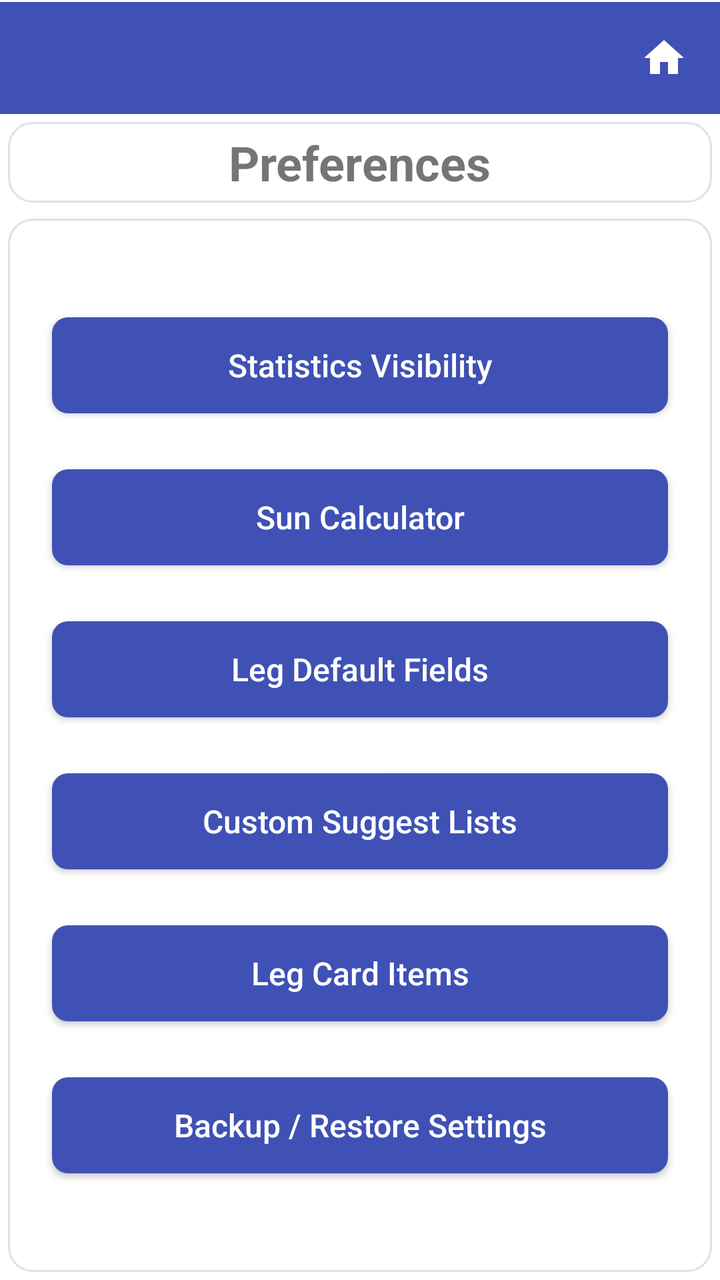
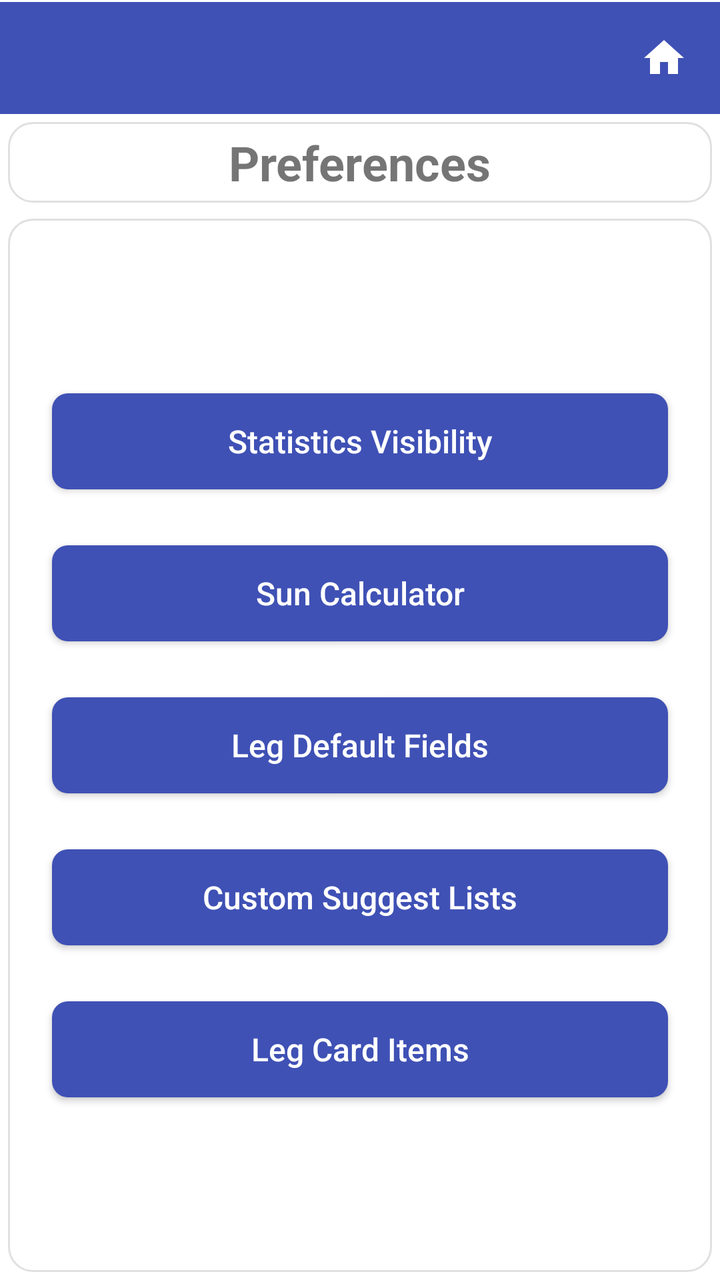

The first picture is an Android layout as it rendered before a commit; the second is the same layout after the commit. The layout source and the unified diff follow.
<!-- AndroidManifest.xml: application theme Theme.StripToLogbook.View -->
<!-- res/layout/activity_preferences.xml -->
<?xml version="1.0" encoding="utf-8"?>
<LinearLayout xmlns:android="http://schemas.android.com/apk/res/android"
    android:layout_width="match_parent"
    android:layout_height="match_parent"
    android:orientation="vertical">

    
    <include layout="@layout/view_app_toolbar" />

    
    <LinearLayout
        style="@style/Card.Surface"
        android:layout_width="match_parent"
        android:layout_height="wrap_content"
        android:autoSizeTextType="uniform"
        android:orientation="vertical"
        android:gravity="center">

        <TextView
            android:layout_width="wrap_content"
            android:layout_height="wrap_content"
            android:text="Preferences"
            android:textSize="24sp"
            android:textStyle="bold" />

    </LinearLayout>

    
    <LinearLayout
        style="@style/Card.Surface"
        android:layout_width="match_parent"
        android:layout_height="match_parent"
        android:orientation="vertical"
        android:padding="16dp"
        android:gravity="center">

        <Button
            android:id="@+id/btn_statistics_visibility"
            style="@style/PrimaryButtonStyle"
            android:layout_width="match_parent"
            android:layout_height="wrap_content"
            android:text="Statistics Visibility" />

        <Space android:layout_width="match_parent" android:layout_height="16dp" />

        <Button
            android:id="@+id/btn_sun_calculator"
            style="@style/PrimaryButtonStyle"
            android:layout_width="match_parent"
            android:layout_height="wrap_content"
            android:text="Sun Calculator" />

        <Space android:layout_width="match_parent" android:layout_height="16dp" />

        <Button
            android:id="@+id/btn_default_fields"
            style="@style/PrimaryButtonStyle"
            android:layout_width="match_parent"
            android:layout_height="wrap_content"
            android:text="Leg Default Fields" />

        <Space android:layout_width="match_parent" android:layout_height="16dp" />

        <Button
            android:id="@+id/btn_custom_lists"
            style="@style/PrimaryButtonStyle"
            android:layout_width="match_parent"
            android:layout_height="wrap_content"
            android:text="Custom Suggest Lists" />

        <Space android:layout_width="match_parent" android:layout_height="16dp" />

        <Button
            android:id="@+id/btn_leg_items"
            style="@style/PrimaryButtonStyle"
            android:layout_width="match_parent"
            android:layout_height="wrap_content"
            android:text="Leg Card Items" />

        <Space
            android:layout_width="match_parent"
            android:layout_height="16dp" />

        <Button
            android:id="@+id/btn_settings_backup"
            style="@style/PrimaryButtonStyle"
            android:layout_width="match_parent"
            android:layout_height="wrap_content"
            android:text="Backup / Restore Settings" />


        
        
        

    </LinearLayout>
</LinearLayout>
<!-- res/layout/view_app_toolbar.xml (included above) -->
<?xml version="1.0" encoding="utf-8"?>
<LinearLayout xmlns:android="http://schemas.android.com/apk/res/android"
    android:id="@+id/toolbar_container"
    android:layout_width="match_parent"
    android:layout_height="wrap_content"
    android:orientation="vertical"
    android:background="@color/colorPrimary">

    <View
        android:id="@+id/status_bar_spacer"
        android:layout_width="match_parent"
        android:layout_height="0dp"
        android:background="@color/colorPrimary" />

    <View
        android:layout_width="match_parent"
        android:layout_height="1dp"
        android:background="@color/surface" />

    <LinearLayout
        android:layout_width="match_parent"
        android:layout_height="wrap_content"
        android:orientation="horizontal"
        android:gravity="center_vertical"
        android:background="@color/colorPrimary">

        <androidx.appcompat.widget.Toolbar
            android:id="@+id/toolbar"
            style="@style/ToolbarStyle"
            android:layout_width="0dp"
            android:layout_height="wrap_content"
            android:layout_weight="1"
            android:background="@color/colorPrimary"
            android:minHeight="?attr/actionBarSize" />

        <ImageButton
            android:id="@+id/btn_home"
            android:layout_width="?attr/actionBarSize"
            android:layout_height="?attr/actionBarSize"
            android:background="?attr/selectableItemBackgroundBorderless"
            android:contentDescription="Home"
            android:src="@drawable/ic_home" />
    </LinearLayout>
</LinearLayout>
<!-- resources referenced by this layout -->
<resources>
  <color name="colorPrimary">#3F51B5</color>
  <color name="surface">#FFFFFFFF</color>
  <!-- drawable ic_home (drawable) -->
  <?xml version="1.0" encoding="utf-8"?>
  <vector xmlns:android="http://schemas.android.com/apk/res/android"
      android:width="24dp"
      android:height="24dp"
      android:viewportWidth="24"
      android:viewportHeight="24">
      <path
          android:fillColor="@color/surface"
          android:pathData="M10,20v-6h4v6h5v-8h3L12,3 2,12h3v8z" />
  </vector>
  <style name="Card.Surface">
          <item name="android:background">@drawable/bg_card</item>
          <item name="android:padding">4dp</item>
          <item name="android:layout_margin">4dp</item>
      </style>
  <style name="PrimaryButtonStyle" parent="Widget.AppCompat.Button">
          <item name="android:background">@drawable/bg_button_primary</item>
          <item name="android:textColor">@color/surface</item>
          <item name="android:textSize">16sp</item>
          <item name="android:layout_margin">6dp</item>
          <item name="android:textAllCaps">false</item>
          <item name="android:gravity">center</item>
      </style>
  <style name="ToolbarStyle" parent="Widget.AppCompat.Toolbar">
          <item name="android:background">@color/colorPrimary</item>
          <item name="titleTextAppearance">@style/ToolbarTitleStyle</item>
      </style>
  <!-- drawable bg_card (drawable) -->
  <?xml version="1.0" encoding="utf-8"?>
  <shape xmlns:android="http://schemas.android.com/apk/res/android">
      <solid android:color="@color/surface" />
      <corners android:radius="12dp" />
      <stroke android:width="1dp"
          android:color="@color/border" />
  </shape>
  <!-- drawable bg_button_primary (drawable) -->
  <?xml version="1.0" encoding="utf-8"?>
  <shape xmlns:android="http://schemas.android.com/apk/res/android">
      <solid android:color="@color/colorPrimary" />
      <corners android:radius="8dp" />
  </shape>
  <style name="ToolbarTitleStyle" parent="Widget.AppCompat.EditText">
          
          <item name="android:textColor">@color/surface</item>
          <item name="tint">@android:color/white</item>
      </style>
  <color name="purple_500">#FF6200EE</color>
  <color name="purple_700">#FF3700B3</color>
  <color name="teal_200">#FF03DAC5</color>
  <color name="dropdown_background">#FFFFFFFF</color>
  <style name="NoBackgroundTextView" parent="Widget.AppCompat.TextView">
          <item name="android:background">@null</item>
      </style>
  <style name="MyAutoCompleteTextViewStyle" parent="Widget.AppCompat.AutoCompleteTextView">
          <item name="android:textSize">16sp</item>
          <item name="android:textColor">@color/text_primary</item>
          <item name="android:fontFamily">sans-serif</item>
          <item name="android:popupBackground">@color/dropdown_background</item>
      </style>
  <style name="ToolbarNavButtonStyle" parent="Widget.AppCompat.Toolbar.Button.Navigation">
          <item name="android:tint">@color/surface</item>
      </style>
  <color name="border">#E0E0E0</color>
  <!-- drawable edittext_background (drawable) -->
  <selector xmlns:android="http://schemas.android.com/apk/res/android">
      <item android:state_enabled="false"
          android:drawable="@android:color/transparent" />
      <item android:drawable="@drawable/edittext_background_shape" />
  
  
  
  </selector>
  <color name="text_primary">#DE000000</color>
  <!-- drawable edittext_background_shape (drawable) -->
  <shape xmlns:android="http://schemas.android.com/apk/res/android">
      <solid android:color="@color/edittext_background_color" />
      <corners android:radius="4dp" />
      
      <stroke android:width="1dp" android:color="@color/edittext_stroke_color" />
  </shape>
  <color name="edittext_background_color">#F5F5F5</color>
  <color name="edittext_stroke_color">#DDDDDD</color>
  <!-- unchanged entries left out for length: 2 -->
</resources>

<!-- the commit's change to res/layout/activity_preferences.xml (unified diff, before → after) -->
@@ -77,22 +77,6 @@
             android:layout_height="wrap_content"
             android:text="Leg Card Items" />
 
-        <Space
-            android:layout_width="match_parent"
-            android:layout_height="16dp" />
-
-        <Button
-            android:id="@+id/btn_settings_backup"
-            style="@style/PrimaryButtonStyle"
-            android:layout_width="match_parent"
-            android:layout_height="wrap_content"
-            android:text="Backup / Restore Settings" />
-
-
-        
-        
-        
-
     </LinearLayout>
 </LinearLayout>
 <!-- res/layout/view_app_toolbar.xml (included above) -->
